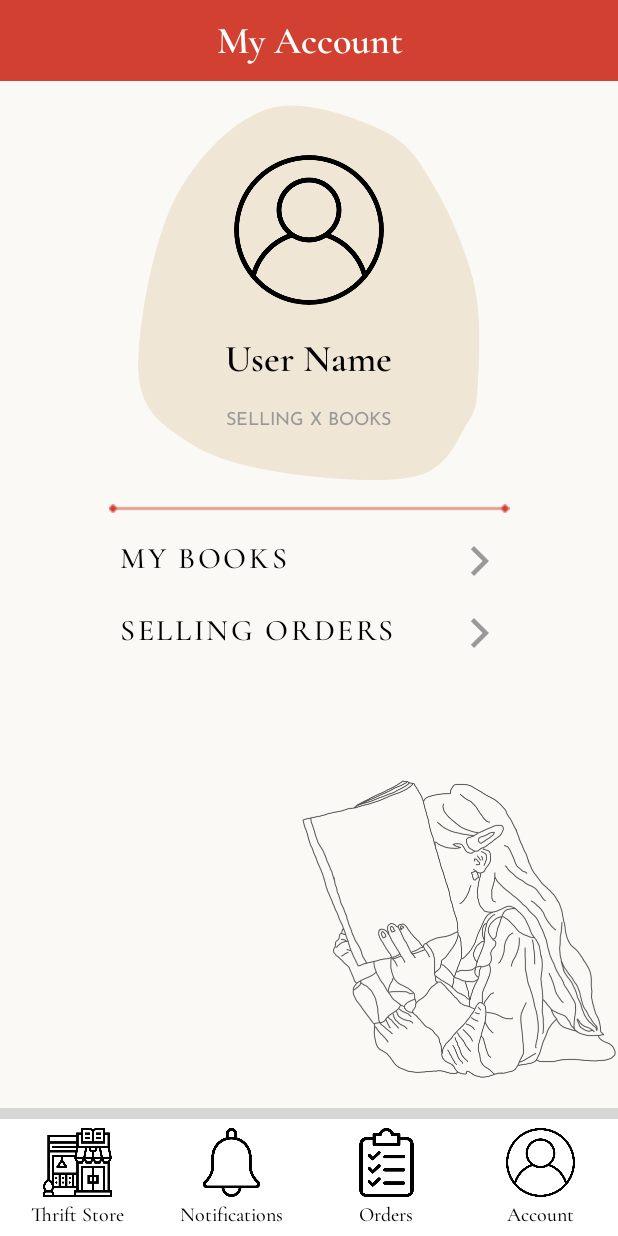
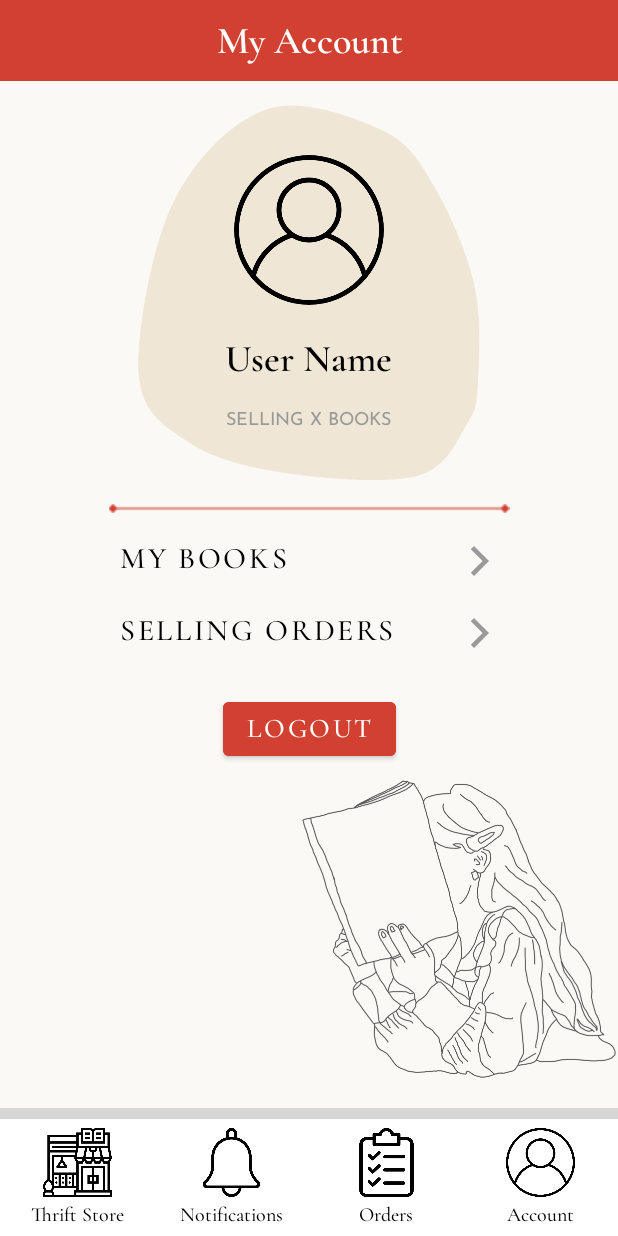
Before and after one commit to gwyneth-ang/MOBDEVE-S15-Group-9, an Android app: the layout view_account.xml on its own in the app's theme, with its tools: preview values and no code run, on a phone screen of 412 x 824 dp. Run offline under Robolectric (Android 15) with nearby library versions, the phone set to English and light mode, and no system bars; grey boxes are pictures that could not be loaded.

Commit message:
added logout button to layout

```diff
--- a/BookBay/app/src/main/res/layout/view_account.xml
+++ b/BookBay/app/src/main/res/layout/view_account.xml
@@ -117,6 +117,20 @@
         app:layout_constraintStart_toStartOf="parent"
         app:layout_constraintTop_toBottomOf="@+id/Bt_myaccount_my_books" />
 
+    <Button
+        android:id="@+id/button"
+        android:layout_width="wrap_content"
+        android:layout_height="wrap_content"
+        android:layout_marginTop="16dp"
+        android:backgroundTint="#D14031"
+        android:fontFamily="@font/cormorant_garamond_medium"
+        android:text="LOGOUT"
+        android:textColor="#FFFFFF"
+        android:textSize="18sp"
+        app:layout_constraintEnd_toEndOf="parent"
+        app:layout_constraintStart_toStartOf="parent"
+        app:layout_constraintTop_toBottomOf="@+id/Bt_myaccount_selling_orders" />
+
     <ImageView
         android:id="@+id/Iv_myaccount_black_girl"
         android:layout_width="0dp"
```
